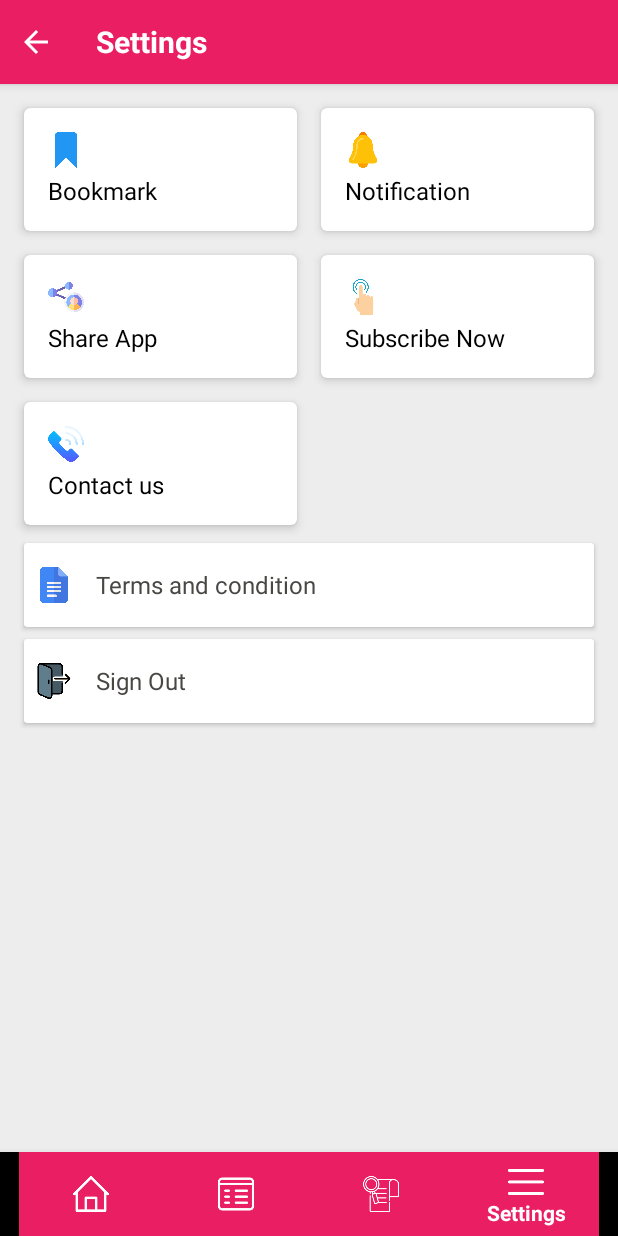
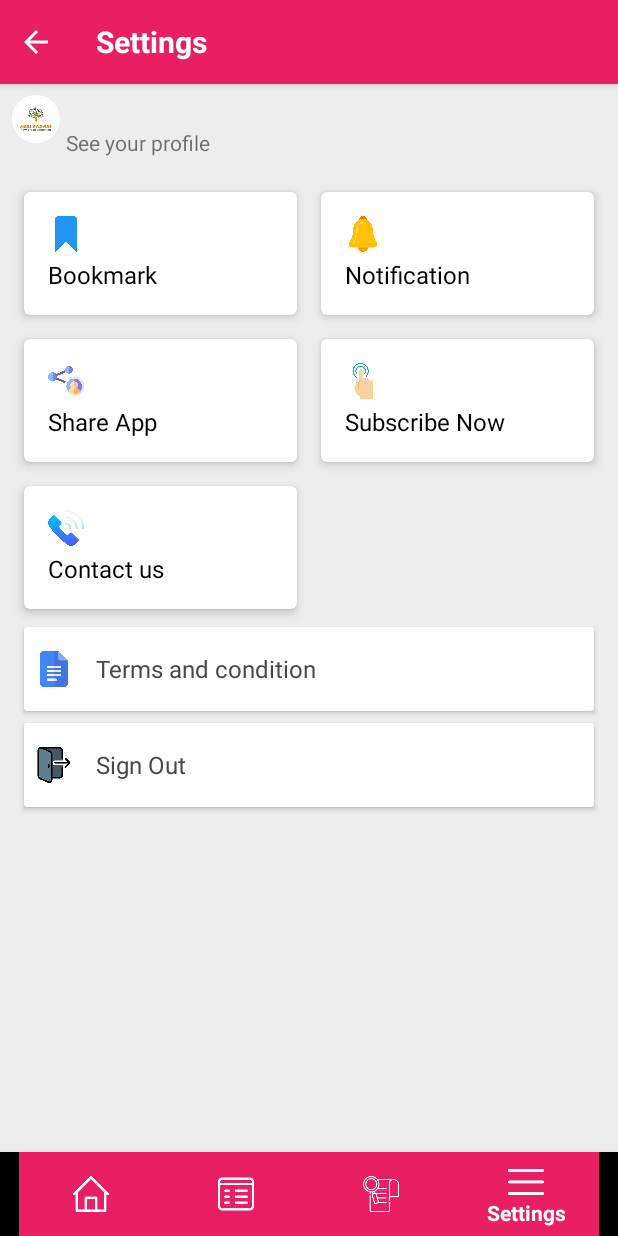
Before and after one commit to HunterPillu/ApniPadhai, an Android app: the screen it shows after launch once a user with an empty profile is signed in (MainActivity), item 4 of the bottom bar chosen, on a phone screen of 412 x 824 dp. Run offline under Robolectric (Android 15) with nearby library versions, the phone set to English and light mode, and no system bars; our stand-ins replace CircleImageView, Firebase (no records; nobody signed in at launch, a user with empty details on screens opened directly); libraries missing offline, so code that uses them is left out: com.firebase.ui; pictures from the network do not load; 2 statements that could not run were skipped.

Commit message:
added logout, navigate to youtube channel, update profile

```diff
--- a/app/src/main/AndroidManifest.xml
+++ b/app/src/main/AndroidManifest.xml
@@ -24,7 +24,6 @@
             android:screenOrientation="portrait">
             <intent-filter>
                 <action android:name="android.intent.action.MAIN" />
-
                 <category android:name="android.intent.category.LAUNCHER" />
             </intent-filter>
         </activity>
--- a/app/src/main/java/com/edu/apnipadhai/ui/adapter/SettingsAdapter.kt
+++ b/app/src/main/java/com/edu/apnipadhai/ui/adapter/SettingsAdapter.kt
@@ -46,6 +46,8 @@ class SettingsAdapter(private val list: ArrayList<Setting>, private val listener
         return list.size
     }
 
+
+
     open class ChildHolder(itemView: View) :
         RecyclerView.ViewHolder(itemView) {
         var tvName: AppCompatTextView
--- a/app/src/main/java/com/edu/apnipadhai/ui/fragments/SettingsFrag.kt
+++ b/app/src/main/java/com/edu/apnipadhai/ui/fragments/SettingsFrag.kt
@@ -1,21 +1,33 @@
 package com.edu.apnipadhai.ui.fragments
 
+import android.content.Intent
 import android.os.Bundle
-import android.util.Log
 import android.view.LayoutInflater
 import android.view.View
 import android.view.ViewGroup
+import android.widget.RelativeLayout
+import androidx.appcompat.widget.AppCompatTextView
 import androidx.recyclerview.widget.RecyclerView
+import com.bumptech.glide.Glide
 import com.edu.apnipadhai.R
 import com.edu.apnipadhai.callbacks.ListItemClickListener
 import com.edu.apnipadhai.model.Setting
+import com.edu.apnipadhai.model.User
+import com.edu.apnipadhai.ui.activity.LoginActivity
 import com.edu.apnipadhai.ui.adapter.SettingsAdapter
 import com.edu.apnipadhai.utils.Const
+import com.google.firebase.auth.FirebaseAuth
+import com.google.firebase.firestore.FirebaseFirestore
+import com.google.firebase.storage.FirebaseStorage
+import de.hdodenhof.circleimageview.CircleImageView
 
 
 class SettingsFrag : BaseFragment(), ListItemClickListener<Setting> {
 
     private lateinit var adapter: SettingsAdapter
+    private lateinit var rlUserProfile: RelativeLayout
+    private lateinit var tvUserName: AppCompatTextView
+    private lateinit var civProfile: CircleImageView
 
     override fun onCreateView(
         inflater: LayoutInflater, container: ViewGroup?,
@@ -25,14 +37,21 @@ class SettingsFrag : BaseFragment(), ListItemClickListener<Setting> {
             return layoutView
         }
         layoutView = inflater.inflate(R.layout.fragment_settings, container, false)
+        init()
         setRecyclerView()
         return layoutView
     }
 
-//    private fun setUpToolbar() {
-//        mainActivity.tvTitle.text = getString(R.string.setting)
-//        mainActivity.ivBack.setOnClickListener { onBackPressed() }
-//    }
+    private fun init() {
+        rlUserProfile = layoutView!!.findViewById(R.id.rlUserProfile)
+        tvUserName = layoutView!!.findViewById(R.id.tvUserName)
+        civProfile = layoutView!!.findViewById(R.id.civProfile)
+        userInfoFromServer
+        rlUserProfile.setOnClickListener {
+            val intent = Intent(context, LoginActivity::class.java)
+            activity!!.startActivity(intent)
+        }
+    }
 
     private fun setRecyclerView() {
         val list = ArrayList<Setting>()
@@ -52,11 +71,41 @@ class SettingsFrag : BaseFragment(), ListItemClickListener<Setting> {
         list.add(Setting(R.drawable.document, getString(R.string.TC), Const.COURSE_HEADER))
         list.add(Setting(R.drawable.exit, getString(R.string.signout), Const.COURSE_HEADER))
         val rvRecords = layoutView?.findViewById<RecyclerView>(R.id.rvSetting)
-        adapter = SettingsAdapter(list,this)
+        adapter = SettingsAdapter(list, this)
         rvRecords?.adapter = adapter
     }
 
     override fun onItemClick(item: Setting?) {
-       Log.e("afsdfafd","asfdsfdf")
+        when (item?.name) {
+            getString(R.string.signout) ->
+                signoutDialog()
+
+            getString(R.string.Subscribe) ->
+                activity!!.startActivity(getYouTubeIntent())
+        }
     }
+
+    val userInfoFromServer: Unit
+        get() {
+            val user = FirebaseAuth.getInstance().currentUser
+            if (user == null) {
+                return
+            }
+            val uid = user.uid
+            val docRef =
+                FirebaseFirestore.getInstance().collection("users").document(uid)
+            docRef.get().addOnSuccessListener { documentSnapshot ->
+              val userModel =
+                    documentSnapshot.toObject(User::class.java)
+                tvUserName.setText(userModel?.name)
+                if (userModel!!.photoUrl != null && "" != userModel.photoUrl) {
+                    Glide.with(context!!)
+                        .load(
+                            FirebaseStorage.getInstance()
+                                .getReference("userPhoto/" + userModel.photoUrl)
+                        )
+                        .into(civProfile)
+                }
+            }
+        }
 }
--- a/app/src/main/java/com/edu/apnipadhai/utils/Const.kt
+++ b/app/src/main/java/com/edu/apnipadhai/utils/Const.kt
@@ -6,4 +6,6 @@ object Const {
     val COURSE_SELECT = "course_selected"
     var INTRO_ENABLE = true
     var SHOW_INTRO_ALWAYS = true && INTRO_ENABLE
+    var YOUTUBE_URL = "http://www.youtube.com/user/Meri%d20padhai"
+    var YOUTUBE_PACKAGE = "com.google.android.youtube"
 }
--- a/app/src/main/res/layout/fragment_settings.xml
+++ b/app/src/main/res/layout/fragment_settings.xml
@@ -7,6 +7,42 @@
     android:background="@color/lightGray"
     android:orientation="vertical"
     tools:context=".ui.fragments.SettingsFrag">
+
+    <RelativeLayout
+        android:id="@+id/rlUserProfile"
+        android:layout_width="match_parent"
+        android:layout_height="@dimen/height_min_item_2"
+        android:gravity="center_vertical"
+        android:paddingHorizontal="@dimen/margin_half">
+
+        <de.hdodenhof.circleimageview.CircleImageView xmlns:app="http://schemas.android.com/apk/res-auto"
+            android:id="@+id/civProfile"
+            android:layout_width="@dimen/margin_duper"
+            android:layout_height="@dimen/margin_duper"
+            android:layout_gravity="center_vertical"
+            android:src="@drawable/logo"
+            app:civ_border_color="@color/white"
+            app:civ_border_width="@dimen/min_border_width" />
+
+        <androidx.appcompat.widget.AppCompatTextView
+            android:id="@+id/tvUserName"
+            android:layout_width="wrap_content"
+            android:layout_height="wrap_content"
+            android:textColor="@color/black"
+            android:textSize="@dimen/body_primary"
+            android:layout_toEndOf="@+id/civProfile"
+            android:layout_marginStart="@dimen/margin_quarter"/>
+
+        <androidx.appcompat.widget.AppCompatTextView
+            android:layout_width="wrap_content"
+            android:layout_height="wrap_content"
+            android:text="@string/see_profile"
+            android:textSize="@dimen/body_secondary"
+            android:layout_toEndOf="@+id/civProfile"
+            android:layout_below="@+id/tvUserName"
+            android:layout_marginStart="@dimen/margin_quarter"/>
+
+    </RelativeLayout>
 
     <androidx.recyclerview.widget.RecyclerView
         android:id="@+id/rvSetting"
--- a/app/src/main/res/values/strings.xml
+++ b/app/src/main/res/values/strings.xml
@@ -25,6 +25,10 @@
     <string name="TC">Terms and condition</string>
     <string name="signin">Sign In</string>
     <string name="signout">Sign Out</string>
+    <string name="see_profile">See your profile</string>
+    <string name="yes">Yes</string>
+    <string name="no">No</string>
+    <string name="signout_msg">Are you sure you want to sign out ?</string>
     <string name="user_created_updated">User profile updated successfully</string>
     <string name="title_select_course">Select Course</string>
     <string name="text_course_1">Please select a course so that we can provide most related content for you.</string>
```
Also changed, not shown: app/src/main/java/com/edu/apnipadhai/ui/activity/SplashActivity.kt (+4 -4 lines), app/src/main/java/com/edu/apnipadhai/ui/fragments/BaseFragment.kt (+42 -0 lines), app/src/main/res/layout/item_setting_3.xml (added, +42 -0 lines).
